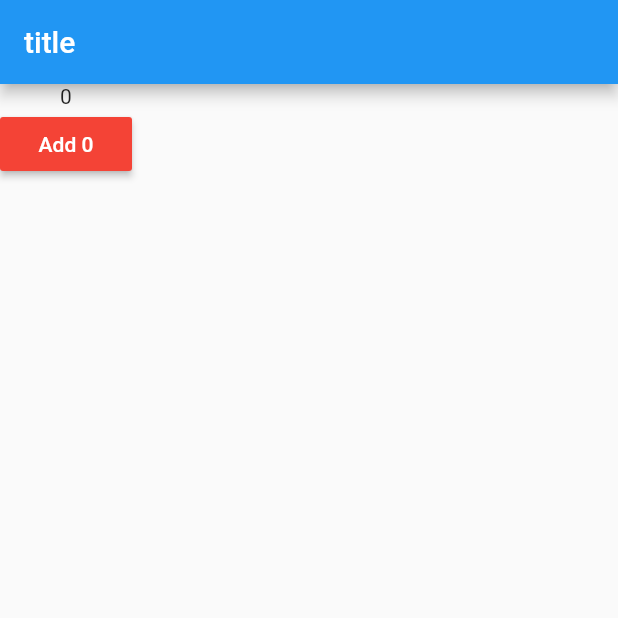
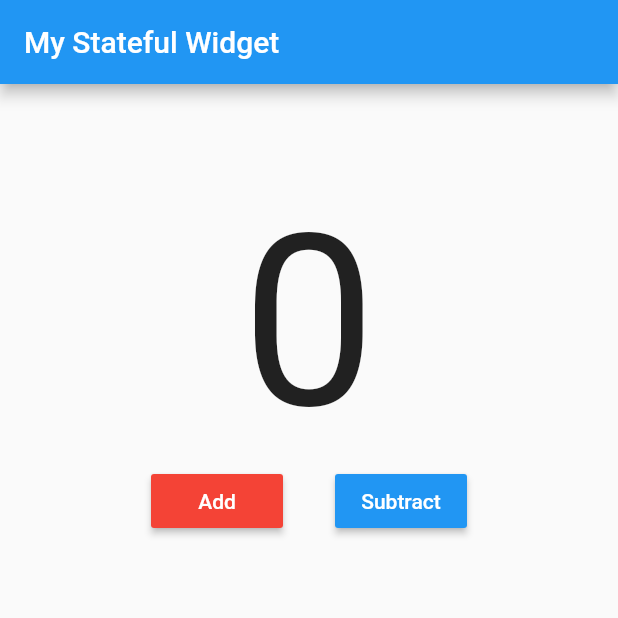
Before and after one commit to oni193/Practice-App-flutter, a Flutter app: the screen it shows after launch, on a phone screen of 412 x 824 dp, the top half of it. Run offline on Flutter 3.47's test engine with Material 2 defaults, Android fonts, the phone set to English and light mode, and no system bars.

Commit message:
:hammer: Change StatelessWidget to StatefullWidget

```diff
--- a/lib/main.dart
+++ b/lib/main.dart
@@ -4,39 +4,74 @@ void main() {
   runApp(MyApp());    // 앱 실행
 }
 
-class MyApp extends StatelessWidget {
-  // 상태 변경이 없는 위젯. 한번 UI가 그려지면 그대로 있음.
+class MyApp extends StatefulWidget {
+  // 상태 변경이 되는 위젯. 스테이트를 다루는 부분은 따로.
+  @override
+  _MyAppState createState() => _MyAppState();
+  }
+
+class _MyAppState extends State<MyApp>{
+  // 스테이트를 관리하고, UI를 그리는 부분.
+
   int counter = 0;
-  void increaseCounter() {
+  // Text UI에 표시될 값
+
+  void increaseCounter(){
+    // 버튼을 누르면 counter 값 증가
+    setState((){
       counter++;
+    });
+  }
+
+  void decreaseCounter(){
+    setState((){
+      counter--;
+    });
   }
 
   @override
-  Widget build(BuildContext context) {
-    // UI를 만드는 부분.
+  Widget build(BuildContext context){
     return MaterialApp(
-      // 구글 기본 디자인인 Material Design 을 써서 앱을 만든다.
-      title: 'My Practice Flutter App',
+      title: "My Stateful App",
       home: Scaffold(
         appBar: AppBar(
-            title: Text("title"),
-          ), // 앱의 상단 타이틀
+          title: Text("My Stateful Widget"),
+        ),
         body: Container(
-            // 컨테이너에 넣어서 마진이나 패딩을 준다.
+          padding: const EdgeInsets.all(66.0),
           child: Column(
-              //세로로 위젯들을 배열
+            //세로로 위젯 배치
             children: <Widget>[
-                Text("$counter"),
-                RaisedButton( // 버튼 위젯
+              Text(
+                "$counter",
+                style: TextStyle(fontSize: 160.0),
+              ),
+              Row( // 가로로 위젯을 배치, 안에 버튼 2개가 들어가 있음.
+                mainAxisAlignment: MainAxisAlignment.spaceEvenly,
+                // 위젯끼리 같은 공간 만큼 띄움
+                children: <Widget>[
+                  RaisedButton(
                     child: Text(
-                    "Add $counter",
-                    style: TextStyle(color: Colors.white),  // 텍스트의 색은 하얀색
+                      "Add",
+                      style: TextStyle(color: Colors.white),
                     ),
                     color: Colors.red,
                     onPressed: (){
                       increaseCounter();
                     },
                   ),
+                  RaisedButton(
+                    child: Text(
+                      "Subtract",
+                      style: TextStyle(color: Colors.white),
+                    ),
+                    color: Colors.blue,
+                    onPressed: (){  // 버튼 누르면 안에 있는 함수 실행
+                      decreaseCounter();
+                    },
+                  ),
+                ],
+              )
             ],
           ),
         ),
```
Lines whose indentation alone changed are shown as unchanged.
